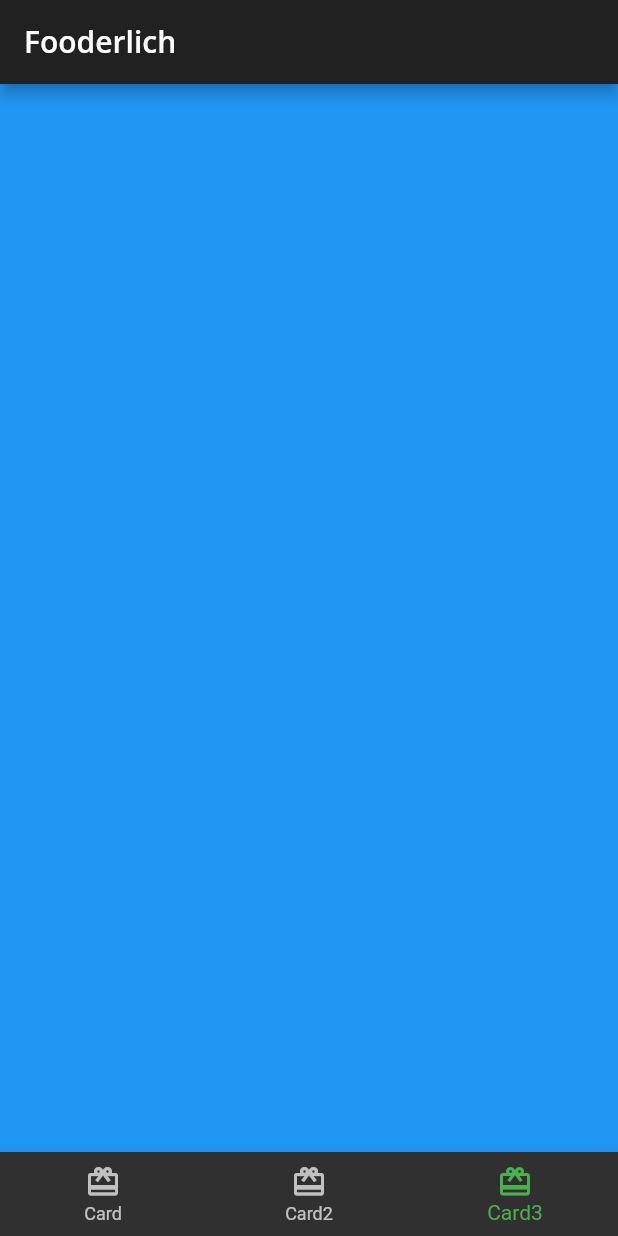
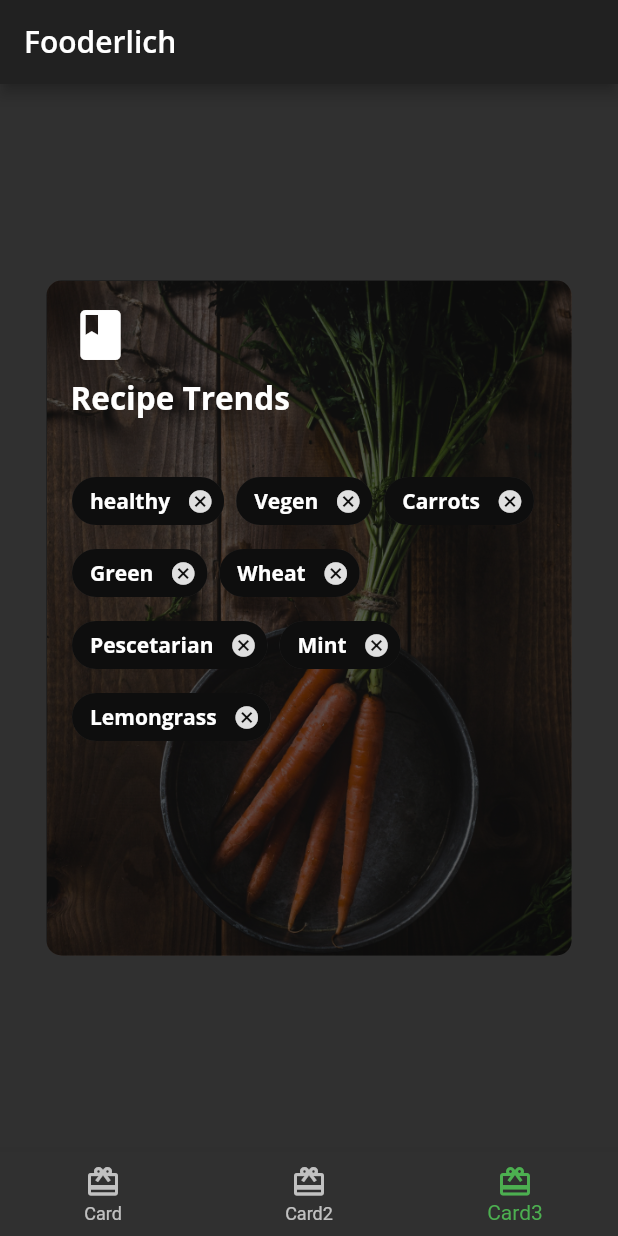
Before and after one commit to Rohit-Chandra-007/fooderlich, a Flutter app: the screen it shows after launch, item 3 of the bottom bar chosen, on a phone screen of 412 x 824 dp. Run offline on Flutter 3.47's test engine with Material 2 defaults, Android fonts, the phone set to English and light mode, and no system bars; our stand-ins replace google_fonts.

Commit message:
Recipe Trends Card Added

```diff
--- a/lib/home.dart
+++ b/lib/home.dart
@@ -1,6 +1,7 @@
 import 'package:flutter/material.dart';
 import 'package:fooderlich/auther_card.dart';
 import 'package:fooderlich/recipe_card.dart';
+import 'package:fooderlich/recipe_trends_card.dart';
 
 class Home extends StatefulWidget {
   const Home({Key? key}) : super(key: key);
@@ -14,9 +15,7 @@ class _HomeState extends State<Home> {
   static List<Widget> pages = [
     const RecipeCard(),
     const AutherCard(),
-    Container(
-      color: Colors.blue,
-    ),
+    const RecipeTrendsCard()
   ];
 
   void _onItemTapped(int index) {
--- /dev/null
+++ b/lib/recipe_trends_card.dart
@@ -0,0 +1,141 @@
+import 'dart:ui';
+
+import 'package:flutter/material.dart';
+import 'package:fooderlich/fooderlich_theme.dart';
+
+class RecipeTrendsCard extends StatelessWidget {
+  const RecipeTrendsCard({Key? key}) : super(key: key);
+
+  @override
+  Widget build(BuildContext context) {
+    return Center(
+      child: Container(
+        constraints: const BoxConstraints.expand(width: 350, height: 450),
+        decoration: const BoxDecoration(
+          image: DecorationImage(
+            image: AssetImage('assets/mag2.png'),
+            fit: BoxFit.cover,
+          ),
+          borderRadius: BorderRadius.all(Radius.circular(10.0)),
+        ),
+        child: Stack(children: [
+          Container(
+            decoration: BoxDecoration(
+              color: Colors.black.withOpacity(0.6),
+              borderRadius: const BorderRadius.all(Radius.circular(10.0)),
+            ),
+          ),
+          Container(
+            padding: const EdgeInsets.all(16.0),
+            child: Column(
+              crossAxisAlignment: CrossAxisAlignment.start,
+              children: [
+                const Icon(
+                  Icons.book,
+                  color: Colors.white,
+                  size: 40,
+                ),
+                const SizedBox(height: 8),
+                Text(
+                  'Recipe Trends',
+                  style: FooderlichTheme.darkTextTheme.headline2,
+                ),
+// 9
+                const SizedBox(height: 30),
+                Center(
+                  child: Wrap(children: [
+                    Chip(
+                      label: Text('healthy',
+                          style: FooderlichTheme.darkTextTheme.bodyText1),
+                      backgroundColor: Colors.black.withOpacity(0.7),
+                      onDeleted: () {
+                        print('delete');
+                      },
+                    ),
+                    const SizedBox(
+                      width: 8,
+                    ),
+                    Chip(
+                      label: Text('Vegen',
+                          style: FooderlichTheme.darkTextTheme.bodyText1),
+                      backgroundColor: Colors.black.withOpacity(0.7),
+                      onDeleted: () {
+                        print('delete');
+                      },
+                    ),
+                    const SizedBox(
+                      width: 8,
+                    ),
+                    Chip(
+                      label: Text('Carrots',
+                          style: FooderlichTheme.darkTextTheme.bodyText1),
+                      backgroundColor: Colors.black.withOpacity(0.7),
+                      onDeleted: () {
+                        print('delete');
+                      },
+                    ),
+                    const SizedBox(
+                      width: 8,
+                    ),
+                    Chip(
+                      label: Text('Green',
+                          style: FooderlichTheme.darkTextTheme.bodyText1),
+                      backgroundColor: Colors.black.withOpacity(0.7),
+                      onDeleted: () {
+                        print('delete');
+                      },
+                    ),
+                    const SizedBox(
+                      width: 8,
+                    ),
+                    Chip(
+                      label: Text('Wheat',
+                          style: FooderlichTheme.darkTextTheme.bodyText1),
+                      backgroundColor: Colors.black.withOpacity(0.7),
+                      onDeleted: () {
+                        print('delete');
+                      },
+                    ),
+                    const SizedBox(
+                      width: 8,
+                    ),
+                    Chip(
+                      label: Text('Pescetarian',
+                          style: FooderlichTheme.darkTextTheme.bodyText1),
+                      backgroundColor: Colors.black.withOpacity(0.7),
+                      onDeleted: () {
+                        print('delete');
+                      },
+                    ),
+                    const SizedBox(
+                      width: 8,
+                    ),
+                    Chip(
+                      label: Text('Mint',
+                          style: FooderlichTheme.darkTextTheme.bodyText1),
+                      backgroundColor: Colors.black.withOpacity(0.7),
+                      onDeleted: () {
+                        print('delete');
+                      },
+                    ),
+                    const SizedBox(
+                      width: 8,
+                    ),
+                    Chip(
+                      label: Text('Lemongrass',
+                          style: FooderlichTheme.darkTextTheme.bodyText1),
+                      backgroundColor: Colors.black.withOpacity(0.7),
+                      onDeleted: () {
+                        print('delete');
+                      },
+                    ),
+                  ]),
+                )
+              ],
+            ),
+          )
+        ]),
+      ),
+    );
+  }
+}
```
